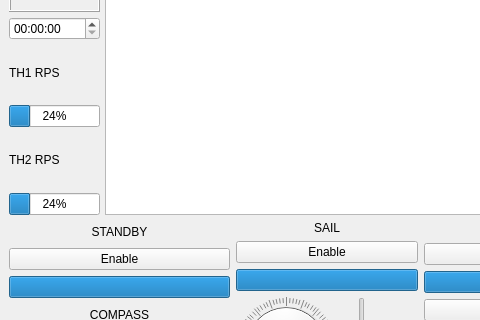
Qt form src/ngc_hmi/ngc_hmi/QtDesignerDashboard.ui (Androse06/Mekatronikk3) before a commit; both pictures show x 0 to 480 and y 235 to 555 of the 1029 by 737 pixel window.
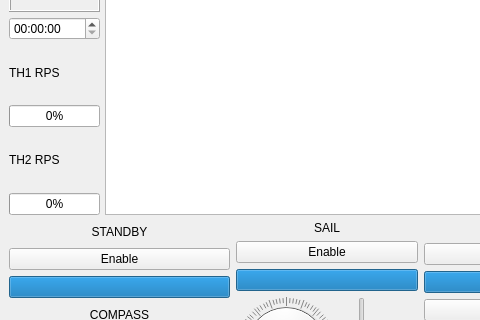
The same form after that commit.

What changed in the file:
```diff
--- a/src/ngc_hmi/ngc_hmi/QtDesignerDashboard.ui
+++ b/src/ngc_hmi/ngc_hmi/QtDesignerDashboard.ui
@@ -59,8 +59,14 @@
           </item>
           <item>
            <widget class="QProgressBar" name="Global_Throttle1_Status">
+            <property name="minimum">
+             <number>0</number>
+            </property>
+            <property name="maximum">
+             <number>2000</number>
+            </property>
             <property name="value">
-             <number>24</number>
+             <number>0</number>
             </property>
            </widget>
           </item>
@@ -73,8 +79,14 @@
           </item>
           <item>
            <widget class="QProgressBar" name="Global_Throttle2_Status">
+            <property name="minimum">
+             <number>0</number>
+            </property>
+            <property name="maximum">
+             <number>2000</number>
+            </property>
             <property name="value">
-             <number>24</number>
+             <number>0</number>
             </property>
            </widget>
           </item>
```
